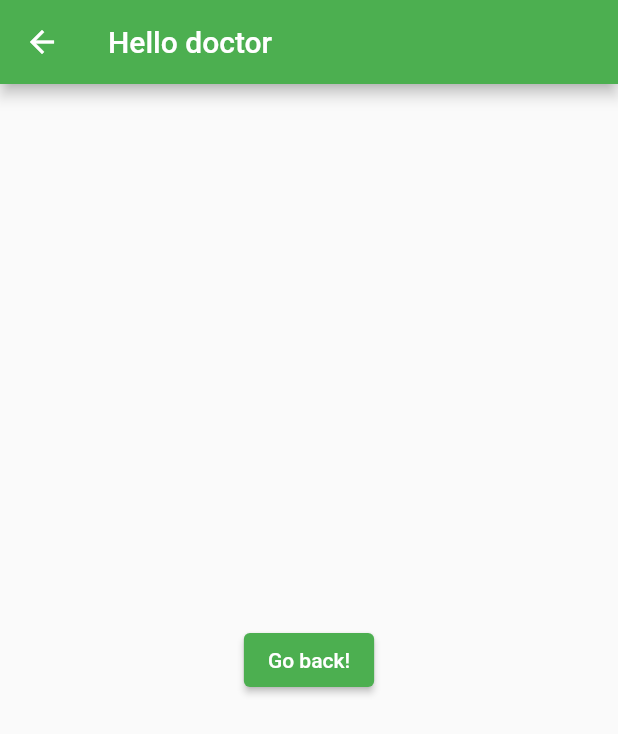
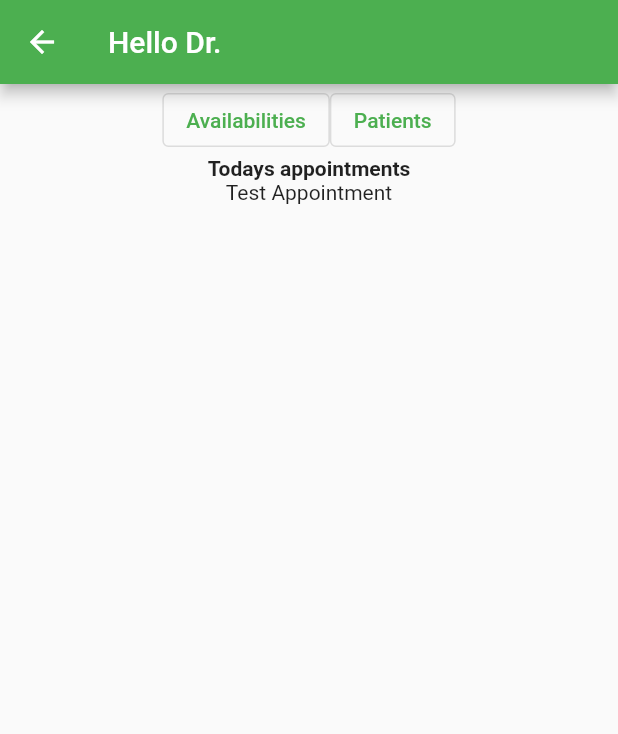
Before and after one commit to D7oMxB52/ND_Telemedicine_App, a Flutter app: the DoctorPage screen opened directly with empty values, on a phone screen of 412 x 824 dp. Shown: the top 734 px of the screen. Run offline on Flutter 3.47's test engine with Material 2 defaults, Android fonts, the phone set to English and light mode, and no system bars; our stand-ins replace flutter_holo_date_picker; missing offline and left inert: flutter_calendar_widget.

Commit message:
Added navigation and basic styling to different user pages

```diff
--- a/frontend/lib/DoctorPage.dart
+++ b/frontend/lib/DoctorPage.dart
@@ -1,5 +1,7 @@
 import 'package:flutter/material.dart';
 
+import 'Booking.dart';
+import 'Profile.dart';
 import 'User.dart';
 
 class DoctorPage extends StatelessWidget {
@@ -10,14 +12,45 @@ class DoctorPage extends StatelessWidget {
   Widget build(BuildContext context) {
     return Scaffold(
       appBar: AppBar(
-        title: Text("Hello doctor ${user.firstName}"),
+        title: Text("Hello Dr. ${user.firstName}"),
       ),
       body: Center(
-        child: ElevatedButton(
-          onPressed: () {
-            // Navigate back to first route when tapped.
-          },
-          child: const Text('Go back!'),
+        child: Column(
+          children: [
+            Row(
+              mainAxisAlignment: MainAxisAlignment.center,
+              children: [
+                OutlinedButton(
+                  child: Text("Availabilities"),
+                  onPressed: () {
+                    // Navigator.push(context, MaterialPageRoute(builder: (context) {
+                    //   return Booking();
+                    // }));
+                  },
+                ),
+                OutlinedButton(
+                  child: Text("Patients"),
+                  onPressed: () {
+                    // Navigator.push(context, MaterialPageRoute(builder: (context) {
+                    //   return Booking();
+                    // }));
+                  },
+                ),
+              ],
+            ),
+            Column(
+              children: const [
+                Text("Todays appointments",
+                  style: TextStyle(
+                      fontWeight: FontWeight.bold),
+                ),
+                SizedBox(
+                    height: 300,
+                    child: Text("Test Appointment")
+                ),
+              ],
+            )
+          ],
         ),
       ),
     );
--- a/frontend/lib/PatientPage.dart
+++ b/frontend/lib/PatientPage.dart
@@ -16,12 +16,9 @@ class PatientPage extends StatelessWidget {
       body: Center(
         child: Column(
           children: [
-            ElevatedButton(
-              onPressed: () {
-                // Navigate back to first route when tapped.
-              },
-              child: const Text('Go back!'),
-            ),
+            Row(
+              mainAxisAlignment: MainAxisAlignment.center,
+              children: [
                   OutlinedButton(
                     child: Text("My Profile"),
                     onPressed: () {
@@ -31,7 +28,7 @@ class PatientPage extends StatelessWidget {
                     },
                   ),
                   OutlinedButton(
-              child: Text("My Bookings"),
+                    child: Text("Book Appointment"),
                     onPressed: () {
                       Navigator.push(context, MaterialPageRoute(builder: (context) {
                         return Booking();
@@ -40,6 +37,24 @@ class PatientPage extends StatelessWidget {
                   ),
               ],
             ),
+            Column(
+              children: const [
+                Text("Upcoming appointments",
+                  style: TextStyle(
+                      fontWeight: FontWeight.bold),
+                ),
+                SizedBox(
+                  height: 300,
+                  child: Text("Test Appointment")
+                ),
+                Text("Past appointments",
+                  style: TextStyle(
+                    fontWeight: FontWeight.bold),
+                ),
+              ],
+            )
+          ],
+        ),
       ),
     );
   }
```
Also changed, not shown: frontend/lib/AdminPage.dart (+23 -8 lines). Lines whose indentation alone changed are shown as unchanged.
